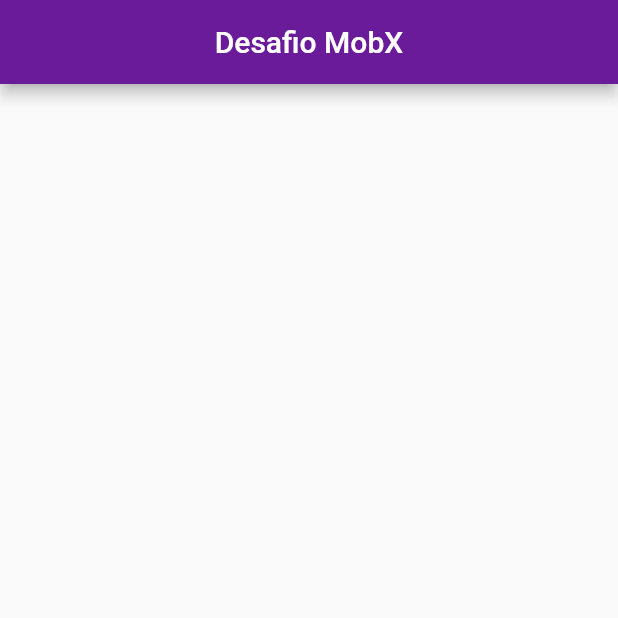
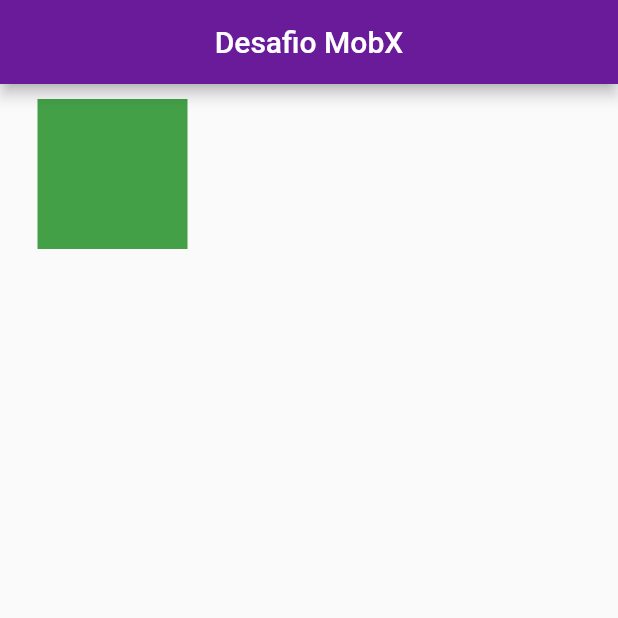
Before and after one commit to ReniDelonzek/desafios_mobx, a Flutter app: the screen it shows after launch, on a phone screen of 412 x 824 dp, the top half of it. Run offline on Flutter 3.47's test engine with Material 2 defaults, Android fonts, the phone set to English and light mode, and no system bars; our stand-ins replace mobx.

Commit message:
fix: ChipList

```diff
--- a/primeiro_desafio/lib/widgets/chip_list/chip_list_widget.dart
+++ b/primeiro_desafio/lib/widgets/chip_list/chip_list_widget.dart
@@ -5,12 +5,13 @@
 
   @override
   Widget build(BuildContext context) {
-    return MaterialApp(
-      home: Container(
+    return Container(
       margin: EdgeInsets.symmetric(vertical: 10, horizontal: 25),
       child: Column(
         children: [
           Container(
+            width: 100,
+            height: 100,
             color: Colors.green.shade600,
             child: Row(
               children: [],
@@ -18,7 +19,6 @@
           ),
         ],
       ),
-      ),
     );
   }
 }
```
Lines whose indentation alone changed are shown as unchanged.
